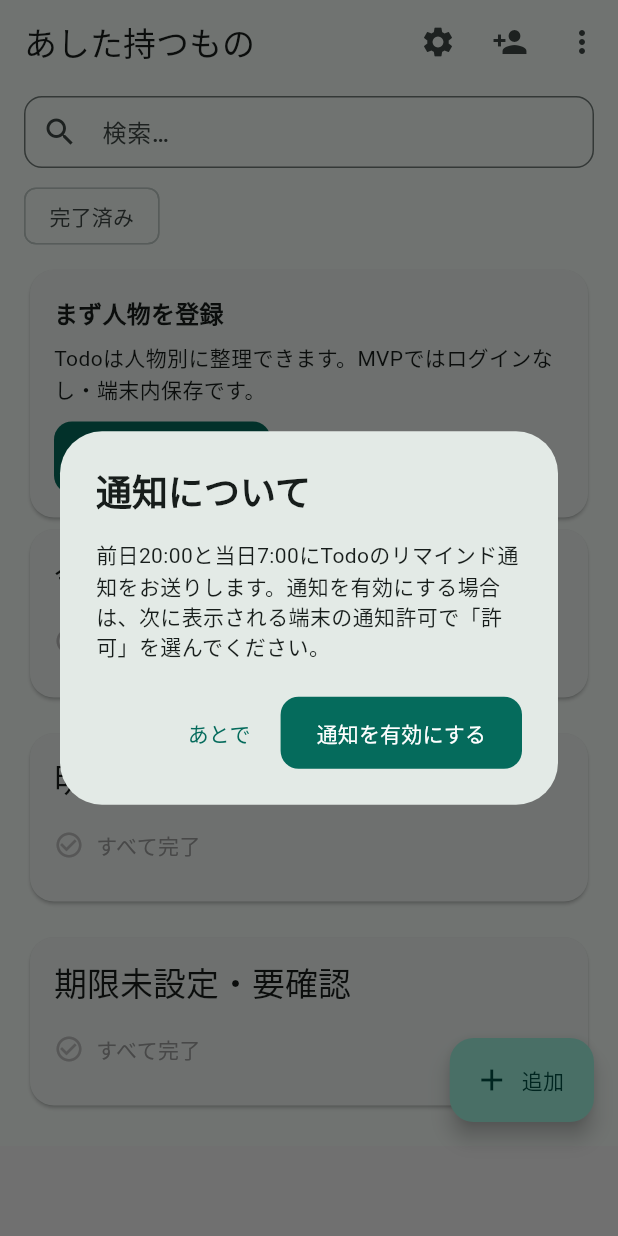
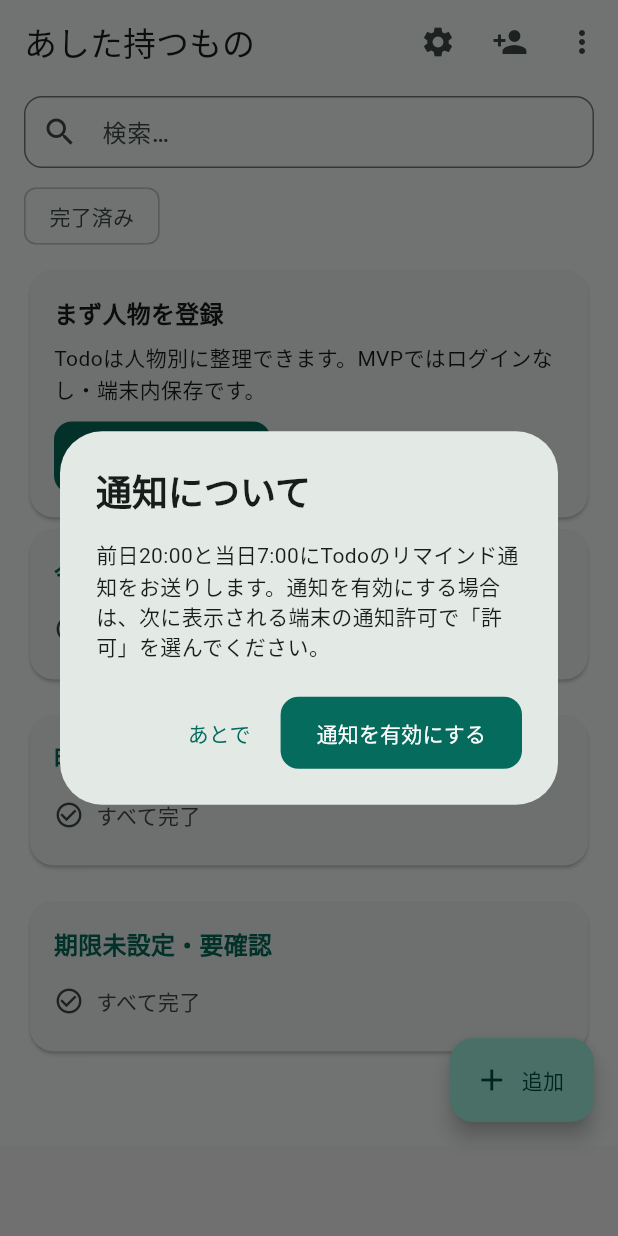
Before and after one commit to neoenox/ashita-motsumono, a Flutter app: the screen it shows after launch, on a phone screen of 412 x 824 dp. Run offline on Flutter 3.47's test engine with Material 3 defaults, Android fonts, the phone set to English and light mode, and no system bars; drawn by our look-alikes of google_mobile_ads; our stand-ins replace drift, flutter_local_notifications, flutter_timezone, image_picker, in_app_purchase, shared_preferences and 1 more; missing offline and left inert: google_mlkit_text_recognition; accounts and stored records are empty; generated files the repository leaves out were written again; network calls fail.

Commit message:
feat(ui): update TodoSection with spacing constants and primary-colored section headers

```diff
--- a/lib/src/screens/widgets/todo_section.dart
+++ b/lib/src/screens/widgets/todo_section.dart
@@ -1,10 +1,11 @@
 // lib/src/screens/widgets/todo_section.dart
 // 今日やること・明日の提出などのTodoセクションと、今後の予定セクション。
-// 関連: home_screen.dart, widgets/todo_tile.dart
+// 関連: home_screen.dart, widgets/todo_tile.dart, theme/app_theme.dart
 
 import 'package:flutter/material.dart';
 
 import '../../models/entities.dart';
+import '../../theme/app_theme.dart';
 import 'todo_tile.dart';
 
 class TodoSection extends StatelessWidget {
@@ -15,22 +16,29 @@ class TodoSection extends StatelessWidget {
 
   @override
   Widget build(BuildContext context) {
+    final cs = Theme.of(context).colorScheme;
     return Card(
       child: Padding(
-        padding: const EdgeInsets.all(16),
+        padding: const EdgeInsets.all(Spacing.md),
         child: Column(
           crossAxisAlignment: CrossAxisAlignment.start,
           children: [
-            Text(title, style: Theme.of(context).textTheme.titleLarge),
-            const SizedBox(height: 8),
+            Text(title,
+                style: Theme.of(context)
+                    .textTheme
+                    .titleMedium
+                    ?.copyWith(color: cs.primary, fontWeight: FontWeight.w600)),
+            const SizedBox(height: Spacing.sm),
             if (todos.isEmpty)
               Padding(
-                padding: const EdgeInsets.symmetric(vertical: 12),
+                padding: const EdgeInsets.symmetric(vertical: Spacing.sm),
                 child: Row(
                   children: [
-                    Icon(Icons.check_circle_outline, size: 20, color: Colors.grey[400]),
-                    const SizedBox(width: 8),
-                    Text('すべて完了', style: TextStyle(color: Colors.grey[500])),
+                    Icon(Icons.check_circle_outline,
+                        size: 20, color: cs.onSurfaceVariant),
+                    const SizedBox(width: Spacing.sm),
+                    Text('すべて完了',
+                        style: TextStyle(color: cs.onSurfaceVariant)),
                   ],
                 ),
               )
@@ -51,20 +59,26 @@ class UpcomingSection extends StatelessWidget {
   @override
   Widget build(BuildContext context) {
     if (todos.isEmpty) return const SizedBox.shrink();
+    final cs = Theme.of(context).colorScheme;
     final shown = todos.take(10).toList();
     return Card(
       child: Padding(
-        padding: const EdgeInsets.all(16),
+        padding: const EdgeInsets.all(Spacing.md),
         child: Column(
           crossAxisAlignment: CrossAxisAlignment.start,
           children: [
-            Text('今後の予定', style: Theme.of(context).textTheme.titleLarge),
-            const SizedBox(height: 8),
+            Text('今後の予定',
+                style: Theme.of(context)
+                    .textTheme
+                    .titleMedium
+                    ?.copyWith(color: cs.primary, fontWeight: FontWeight.w600)),
+            const SizedBox(height: Spacing.sm),
             ...shown.map((todo) => TodoTile(todo: todo, compact: true)),
             if (todos.length > 10) ...[
-              const SizedBox(height: 8),
+              const SizedBox(height: Spacing.sm),
               Text('他 ${todos.length - 10} 件',
-                  style: TextStyle(color: Colors.grey[500], fontSize: 13)),
+                  style: TextStyle(
+                      color: cs.onSurfaceVariant, fontSize: 13)),
             ],
           ],
         ),
```
